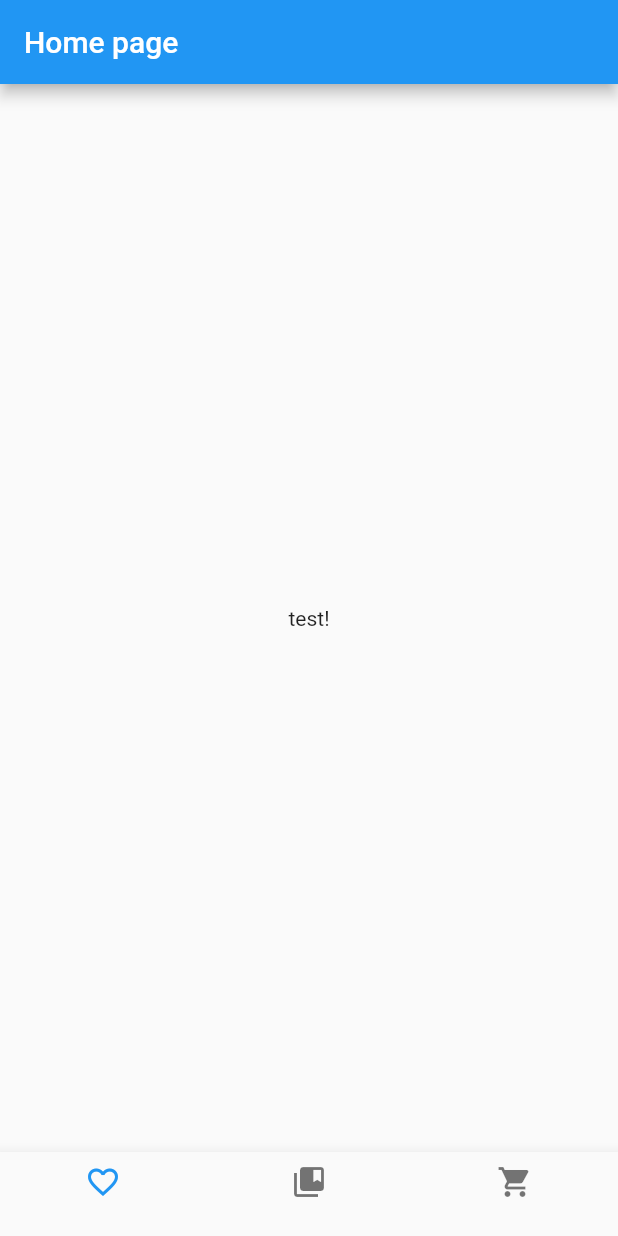
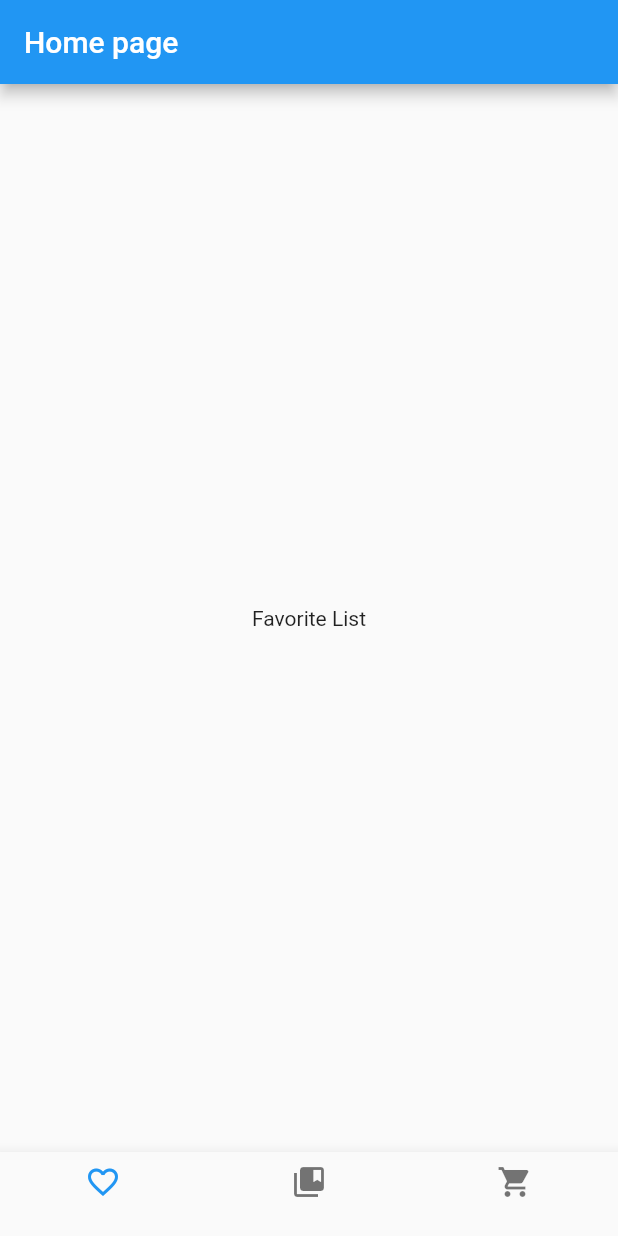
Before and after one commit to JSibaja98/appCliente, a Flutter app: the screen it shows after launch, on a phone screen of 412 x 824 dp. Run offline on Flutter 3.47's test engine with Material 2 defaults, Android fonts, the phone set to English and light mode, and no system bars.

Commit message:
ajustes de dise;o

```diff
--- /dev/null
+++ b/lib/src/pages/favorite_list/favorite_list_page.dart
@@ -0,0 +1,17 @@
+import 'package:flutter/material.dart';
+
+class FavoriteListPage extends StatefulWidget {
+  FavoriteListPage({Key key}) : super(key: key);
+
+  @override
+  _FavoriteListPageState createState() => _FavoriteListPageState();
+}
+
+class _FavoriteListPageState extends State<FavoriteListPage> {
+  @override
+  Widget build(BuildContext context) {
+    return Container(
+      child: Center(child: Text('Favorite List')),
+    );
+  }
+}
--- a/lib/src/pages/home_page/home_page.dart
+++ b/lib/src/pages/home_page/home_page.dart
@@ -1,15 +1,23 @@
 import 'package:flutter/material.dart';
+import 'package:proyectorestclient/src/pages/books_store_page/books_store_page.dart';
+import 'package:proyectorestclient/src/pages/favorite_list/favorite_list_page.dart';
+import 'package:proyectorestclient/src/pages/shopping_cart/shopping_cart_page.dart';
 
-class HomePage extends StatelessWidget {
+class HomePage extends StatefulWidget {
+  @override
+  _HomePageState createState() => _HomePageState();
+}
+
+class _HomePageState extends State<HomePage> {
+  int _actualPage = 0;
+
   @override
   Widget build(BuildContext context) {
     return Scaffold(
       appBar: AppBar(
         title: Text('Home page'),
       ),
-      body: Center(
-        child: Text('test!'),
-      ),
+      body: _callPage(_actualPage),
       bottomNavigationBar: _createBottomNavigationBar(),
       // floatingActionButton: ,
     );
@@ -31,6 +39,28 @@ class HomePage extends StatelessWidget {
           title: Text(''),
         ),
       ],
+      currentIndex: _actualPage,
+      onTap: (index) {
+        setState(() {
+          _actualPage = index;
+        });
+      },
     );
   }
+
+  Widget _callPage(int actualPage) {
+    switch (actualPage) {
+      case 0:
+        return FavoriteListPage();
+        break;
+      case 1:
+        return BooksStorePage();
+        break;
+      case 2:
+        return ShoppingCartPage();
+        break;
+      default:
+        return BooksStorePage();
+    }
+  }
 }
```
Also changed, not shown: lib/src/pages/books_store_page/books_store_page.dart (added, +10 -0 lines), lib/src/pages/shopping_cart/shopping_cart_page.dart (added, +17 -0 lines).
